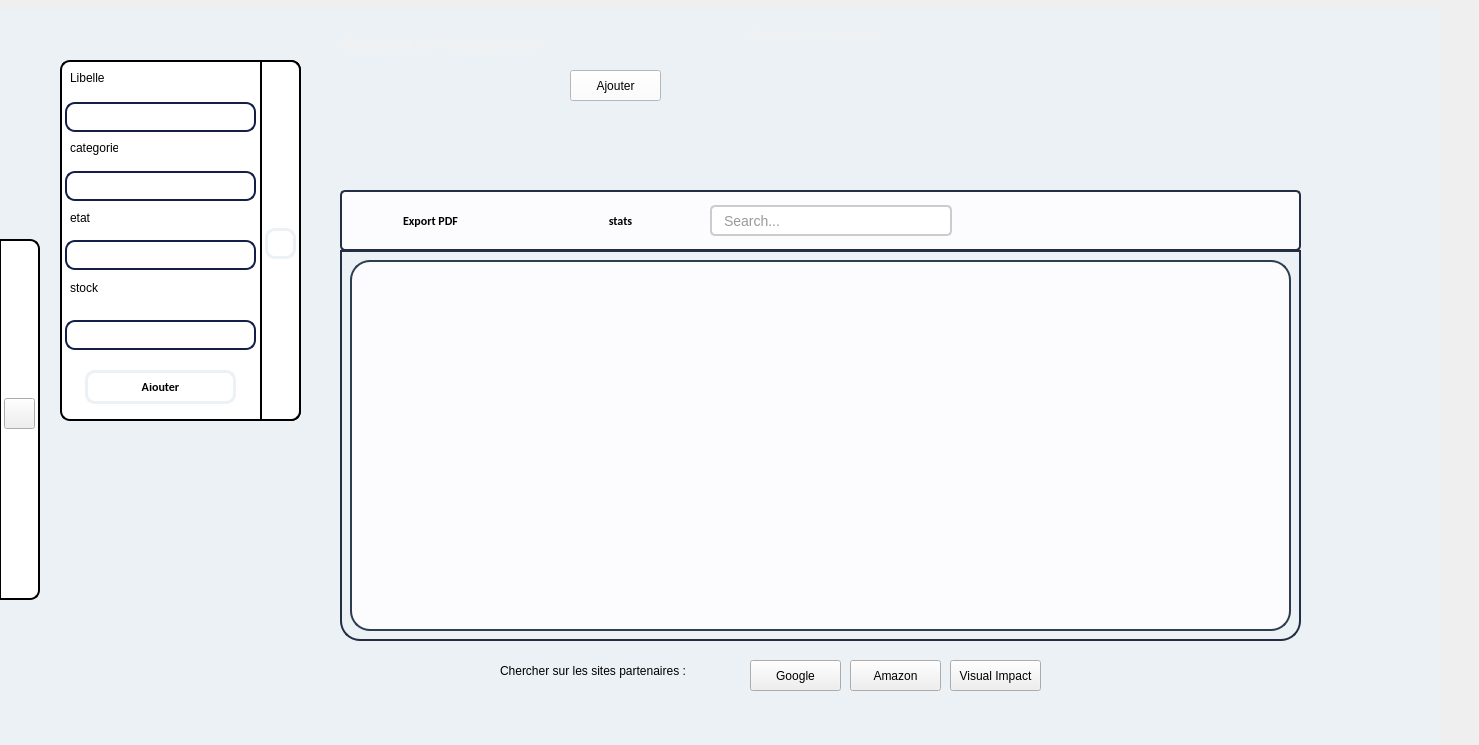
Before: the Qt Designer form equipment.ui in HyperDarkmoon/TVEmpire, drawn with Qt 5.
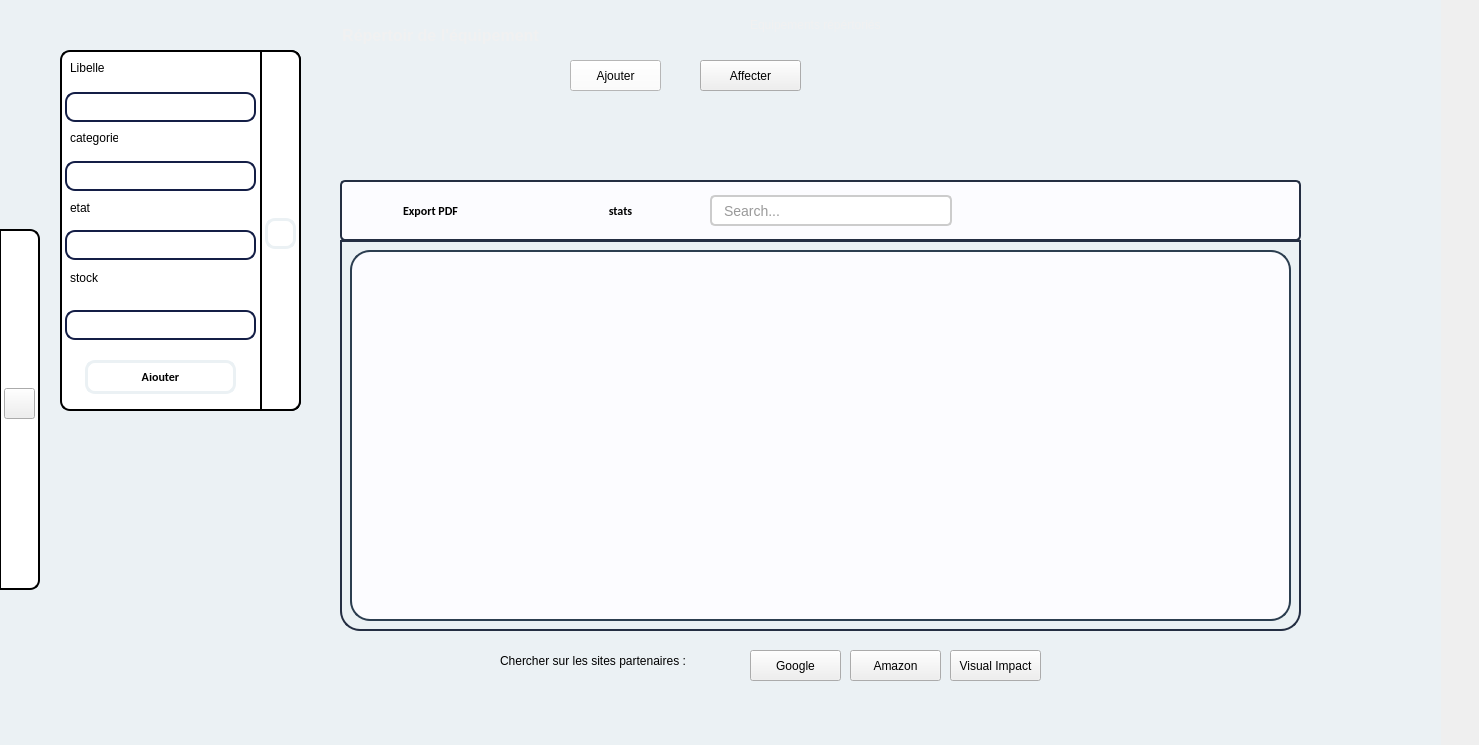
After: the same form once the commit is applied. Icons and pictures are not drawn.

```diff
--- a/equipment.ui
+++ b/equipment.ui
@@ -20,7 +20,7 @@
    <property name="geometry">
     <rect>
      <x>-30</x>
-     <y>10</y>
+     <y>0</y>
      <width>1471</width>
      <height>771</height>
     </rect>
@@ -2206,6 +2206,19 @@
      </rect>
     </property>
    </widget>
+   <widget class="QPushButton" name="Affecter">
+    <property name="geometry">
+     <rect>
+      <x>730</x>
+      <y>60</y>
+      <width>101</width>
+      <height>31</height>
+     </rect>
+    </property>
+    <property name="text">
+     <string>Affecter</string>
+    </property>
+   </widget>
    <zorder>widget_3</zorder>
    <zorder>Label</zorder>
    <zorder>Labelequipment</zorder>
```
Left out of the diff: 1 changed line with no effect on the pictures.
